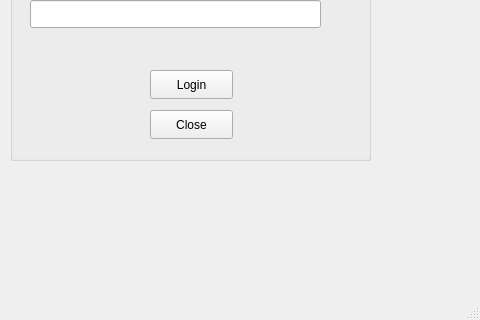
First picture: the form in GUI with QT/LoginFormQTCpp/mainwindow.ui, repository SadmanSkb55/CPP-and-QT-GUI, before the edit; both pictures show x 320 to 800 and y 280 to 600 of the 800 by 600 pixel window.
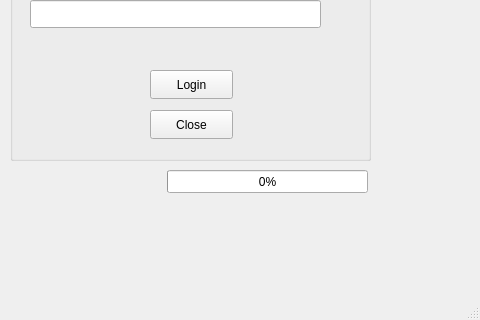
Second picture: the form after the edit.

Commit message: Status bar and loading

Diff of the .ui file:
```diff
--- a/GUI with QT/LoginFormQTCpp/mainwindow.ui
+++ b/GUI with QT/LoginFormQTCpp/mainwindow.ui
@@ -112,6 +112,32 @@
      <string/>
     </property>
    </widget>
+   <widget class="QLabel" name="label_3">
+    <property name="geometry">
+     <rect>
+      <x>330</x>
+      <y>450</y>
+      <width>141</width>
+      <height>20</height>
+     </rect>
+    </property>
+    <property name="text">
+     <string/>
+    </property>
+   </widget>
+   <widget class="QProgressBar" name="progressBar">
+    <property name="geometry">
+     <rect>
+      <x>487</x>
+      <y>450</y>
+      <width>201</width>
+      <height>23</height>
+     </rect>
+    </property>
+    <property name="value">
+     <number>0</number>
+    </property>
+   </widget>
   </widget>
   <widget class="QStatusBar" name="statusbar"/>
  </widget>
```
The commit also changes 2 other files.
